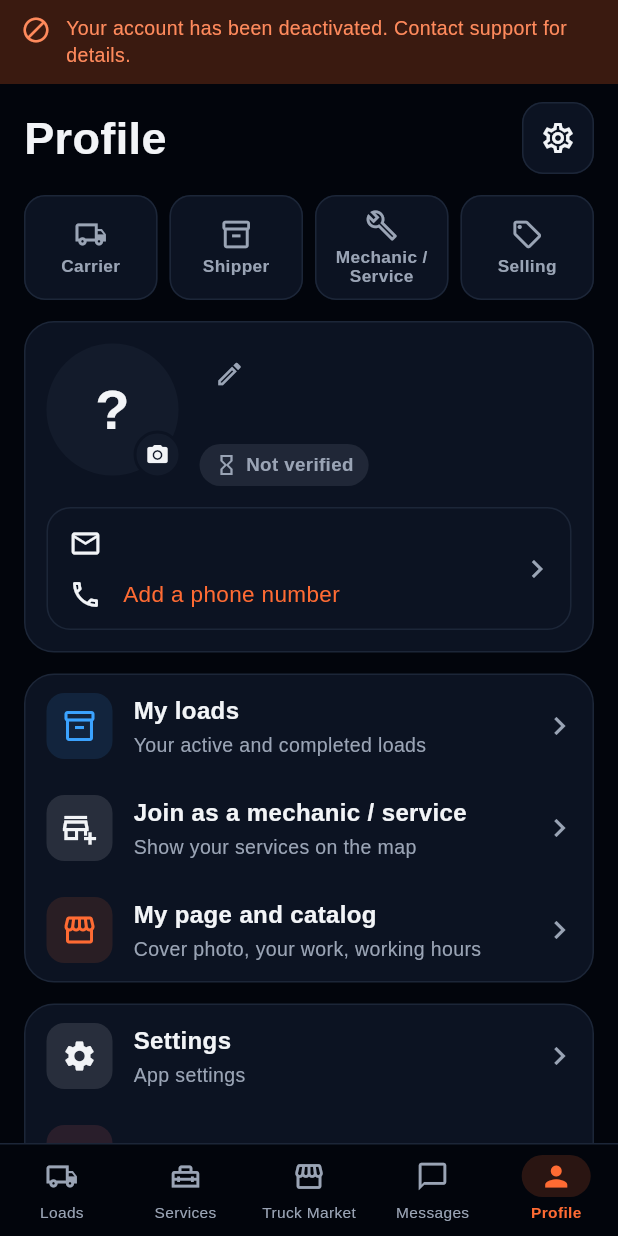
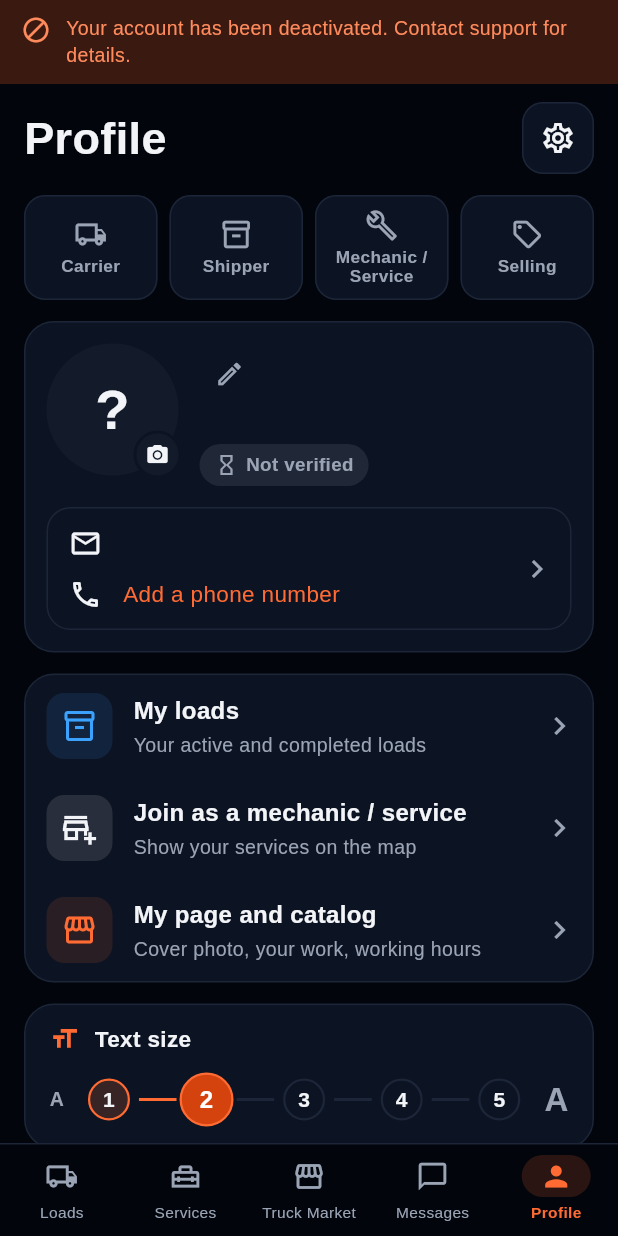
Before and after one commit to xalid9111/freightlink-test, a Flutter app: the screen it shows once a user with an empty profile is signed in, item 5 of the bottom bar chosen, on a phone screen of 412 x 824 dp. Run offline on Flutter 3.47's test engine with Material 3 defaults, Android fonts, the phone set to English and light mode, and no system bars; our stand-ins replace audioplayers, equatable, file_picker, flutter_dotenv, flutter_map, flutter_riverpod and 8 more; missing offline and left inert: dart:js_interop, record; accounts and stored records are empty; network calls fail; project files that could hold a hidden picture were left out.

Commit message:
Text size 1–5 in Profil and Settings; bigger text on the load page
Owner, 24.10.2026:
- Text size picker 1—2—3—4—5 (90 / 100 / 108 / 115 / 125 %) in Profil
  and in Settings (replaces Kiçik / Normal / Böyük); applied at once on
  every page, kept on the device. 2 = normal = the default look; the
  keys of the old sizes are kept, so a size chosen before stays.
- Load page: info rows 15 / 17 (label / value), city 16, card titles
  18, notes 17; price + currency stay big at every size, the label
  column grows with the text size.
- CLAUDE.md §5: decision recorded. Tests: ui_scale_test (8).

Co-Authored-By: Claude Opus 5.5 <noreply@anthropic.com>
Claude-Session: https://claude.ai/code/session_01TwoedHDaZ4iZm6AS71Mrpj

```diff
--- a/assets/i18n/en.json
+++ b/assets/i18n/en.json
@@ -1145,5 +1145,6 @@
   "cargo_deactivate": "Deactivate",
   "cargo_activate_date": "Choose the loading date",
   "cargo_activated": "The load is active again",
-  "cargo_deactivated": "Load deactivated — others no longer see it"
+  "cargo_deactivated": "Load deactivated — others no longer see it",
+  "text_size_title": "Text size"
 }
--- a/assets/i18n/tr.json
+++ b/assets/i18n/tr.json
@@ -1145,5 +1145,6 @@
   "cargo_deactivate": "Pasif et",
   "cargo_activate_date": "Yükleme tarihini seçin",
   "cargo_activated": "Yük yeniden aktif",
-  "cargo_deactivated": "Yük pasif edildi — başkalarına görünmüyor"
+  "cargo_deactivated": "Yük pasif edildi — başkalarına görünmüyor",
+  "text_size_title": "Yazı boyutu"
 }
--- a/assets/i18n/zh.json
+++ b/assets/i18n/zh.json
@@ -1145,5 +1145,6 @@
   "cargo_deactivate": "下架",
   "cargo_activate_date": "选择装货日期",
   "cargo_activated": "货源已重新上架",
-  "cargo_deactivated": "货源已下架——其他人看不到"
+  "cargo_deactivated": "货源已下架——其他人看不到",
+  "text_size_title": "文字大小"
 }
--- a/lib/core/theme/ui_scale.dart
+++ b/lib/core/theme/ui_scale.dart
@@ -2,19 +2,26 @@ import 'package:flutter/material.dart';
 import 'package:flutter_riverpod/flutter_riverpod.dart';
 import 'package:shared_preferences/shared_preferences.dart';
 
-/// Display size chosen in Settings (Kiçik 90 % · Normal 100 % · Böyük 115 %),
-/// kept on this device. Not a zoom of the whole screen: text grows through
+/// Text size chosen in Profil / Settings, 5 steps 1–2–3–4–5 (owner,
+/// 24.10.2026): 90 % · 100 % (normal, the default) · 108 % · 115 % · 125 %,
+/// kept on this device. The keys of the old 3 sizes are kept, so a size
+/// chosen before stays the same. Not a zoom of the whole screen: text grows through
 /// Flutter's text scaling (so rows re-flow and long text wraps), icons
 /// follow the same scale, and buttons / tap areas / spacing come from the
 /// theme (visual density, minimum sizes). Normal changes nothing at all.
 enum AppUiScale {
   small('small', 0.90),
   normal('normal', 1.00),
-  large('large', 1.15);
+  medium('medium', 1.08),
+  large('large', 1.15),
+  xlarge('xlarge', 1.25);
 
   const AppUiScale(this.key, this.factor);
   final String key;
   final double factor;
+
+  /// 1 … 5 as shown to the user.
+  int get level => index + 1;
 
   static AppUiScale fromKey(String? key) =>
       AppUiScale.values.firstWhere((s) => s.key == key, orElse: () => AppUiScale.normal);
@@ -73,7 +80,7 @@ class ScaledTextScaler extends TextScaler {
 /// Theme for the chosen size. Normal returns [base] unchanged.
 ThemeData themeForUiScale(ThemeData base, AppUiScale scale) {
   if (scale == AppUiScale.normal) return base;
-  final large = scale == AppUiScale.large;
+  final large = scale.factor > 1;
   // Icons (also ones with an explicit size) follow the text scale.
   final icons = base.iconTheme.copyWith(applyTextScaling: true);
   const minTap = Size(48, 48);
--- /dev/null
+++ b/lib/core/widgets/text_size_picker.dart
@@ -0,0 +1,77 @@
+import 'package:flutter/material.dart';
+import 'package:flutter_riverpod/flutter_riverpod.dart';
+
+import '../theme/app_theme.dart';
+import '../theme/ui_scale.dart';
+
+/// Text size 1—2—3—4—5 (owner, 24.10.2026): five round steps on one line,
+/// a small "A" on the left and a big one on the right. Applied at once on
+/// every page and kept on this device. Used in Profil and in Settings.
+class TextSizePicker extends ConsumerWidget {
+  const TextSizePicker({super.key});
+
+  @override
+  Widget build(BuildContext context, WidgetRef ref) {
+    final current = ref.watch(uiScaleProvider);
+    // The picker itself keeps one size, so it never jumps while choosing.
+    return MediaQuery.withNoTextScaling(
+      child: Row(key: const ValueKey('ui-scale'), children: [
+        Text('A', style: TextStyle(fontSize: 13, fontWeight: FontWeight.w700, color: AppColors.textSoft)),
+        const SizedBox(width: 10),
+        Expanded(
+          child: Row(children: [
+            for (final s in AppUiScale.values) ...[
+              if (s.index > 0) Expanded(child: Container(height: 2, color: s.index <= current.index ? AppColors.accent : AppColors.line)),
+              _Step(scale: s, selected: s == current, passed: s.index <= current.index),
+            ],
+          ]),
+        ),
+        const SizedBox(width: 10),
+        Text('A', style: TextStyle(fontSize: 22, fontWeight: FontWeight.w700, color: AppColors.textSoft)),
+      ]),
+    );
+  }
+}
+
+class _Step extends ConsumerWidget {
+  final AppUiScale scale;
+  final bool selected;
+  final bool passed;
+  const _Step({required this.scale, required this.selected, required this.passed});
+
+  @override
+  Widget build(BuildContext context, WidgetRef ref) {
+    final size = selected ? 36.0 : 28.0;
+    return Semantics(
+      button: true,
+      selected: selected,
+      label: '${scale.level}',
+      child: InkResponse(
+        key: ValueKey('ui-scale-${scale.level}'),
+        radius: 26,
+        onTap: () => ref.read(uiScaleProvider.notifier).choose(scale),
+        child: SizedBox(
+          width: 40,
+          height: 44,
+          child: Center(
+            child: Container(
+              width: size,
+              height: size,
+              alignment: Alignment.center,
+              decoration: BoxDecoration(
+                shape: BoxShape.circle,
+                color: selected ? AppColors.accentFill : (passed ? AppColors.accent.withValues(alpha: 0.18) : AppColors.card),
+                border: Border.all(color: passed ? AppColors.accent : AppColors.line, width: 1.5),
+              ),
+              child: Text('${scale.level}',
+                  style: TextStyle(
+                      fontSize: selected ? 16 : 14,
+                      fontWeight: FontWeight.w800,
+                      color: selected ? Colors.white : AppColors.text)),
+            ),
+          ),
+        ),
+      ),
+    );
+  }
+}
--- a/lib/features/auth/presentation/profile_screen.dart
+++ b/lib/features/auth/presentation/profile_screen.dart
@@ -7,6 +7,7 @@ import '../../../core/localization/app_strings.dart';
 import '../../../core/localization/locale_controller.dart';
 import '../../../core/theme/app_theme.dart';
 import '../../../core/widgets/user_avatar.dart';
+import '../../../core/widgets/text_size_picker.dart';
 import '../../../repositories/profile_repository.dart';
 import 'package:image_picker/image_picker.dart';
 import 'package:intl_phone_field/intl_phone_field.dart';
@@ -132,6 +133,24 @@ class ProfileScreen extends ConsumerWidget {
                       onTap: () => context.pushOnce('/ads'),
                     );
                   }),
+                ]),
+                const SizedBox(height: 14),
+                // Text size 1—5 for everyone (owner, 24.10.2026), right in Profil.
+                _MenuCard(children: [
+                  Padding(
+                    key: const ValueKey('profile-text-size'),
+                    padding: const EdgeInsets.fromLTRB(16, 12, 16, 10),
+                    child: Column(crossAxisAlignment: CrossAxisAlignment.stretch, children: [
+                      Row(children: [
+                        Icon(Icons.format_size, size: 20, color: AppColors.accent),
+                        const SizedBox(width: 10),
+                        Text(strings.t('text_size_title'),
+                            style: TextStyle(fontSize: 15, fontWeight: FontWeight.w700, color: AppColors.text)),
+                      ]),
+                      const SizedBox(height: 8),
+                      const TextSizePicker(),
+                    ]),
+                  ),
                 ]),
                 const SizedBox(height: 14),
                 _MenuCard(children: [
```
Also changed, not shown: lib/features/auth/presentation/settings_screen.dart (+4 -13 lines), lib/features/cargo/presentation/cargo_detail_screen.dart (+38 -14 lines), assets/i18n/az.json, assets/i18n/ka.json, assets/i18n/ru.json, 2 other files.
